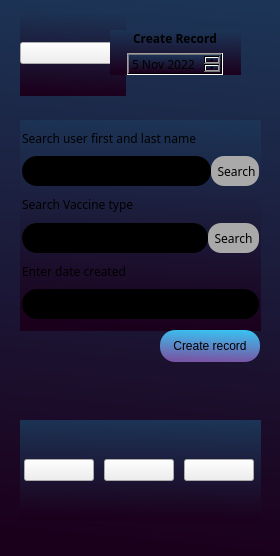
gagabon501/cs106-2, file MyCovidRecord/createrecord.ui: the form before one commit.
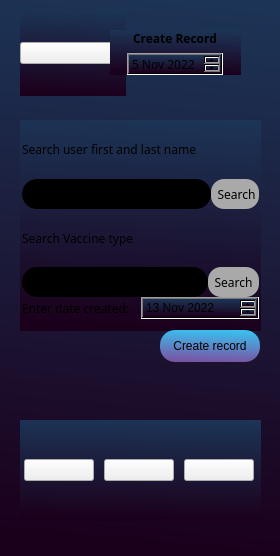
The form after the commit. Icons and pictures are not drawn.

Commit message: a few smaller edits here

What changed in the file:
```diff
--- a/MyCovidRecord/createrecord.ui
+++ b/MyCovidRecord/createrecord.ui
@@ -365,6 +365,8 @@
       </layout>
      </item>
      <item>
+      <layout class="QHBoxLayout" name="horizontalLayout_3">
+       <item>
       <widget class="QLabel" name="searchUserText_3">
        <property name="font">
         <font>
@@ -375,7 +377,7 @@
         <string notr="true">background-color: none;</string>
        </property>
        <property name="text">
-        <string>Enter date created</string>
+          <string>Enter date created:</string>
        </property>
        <property name="margin">
         <number>6</number>
@@ -383,18 +385,23 @@
       </widget>
      </item>
      <item>
-      <layout class="QHBoxLayout" name="horizontalLayout_3">
-       <item>
-        <widget class="QLineEdit" name="inputDateLine">
-         <property name="maximumSize">
-          <size>
-           <width>16777215</width>
-           <height>30</height>
-          </size>
+        <widget class="QDateEdit" name="dateEdit_2">
+         <property name="dateTime">
+          <datetime>
+           <hour>0</hour>
+           <minute>0</minute>
+           <second>0</second>
+           <year>2022</year>
+           <month>11</month>
+           <day>13</day>
+          </datetime>
          </property>
-         <property name="styleSheet">
-          <string notr="true">border-radius: 15px;
-background-color: #000;</string>
+         <property name="maximumTime">
+          <time>
+           <hour>11</hour>
+           <minute>59</minute>
+           <second>59</second>
+          </time>
          </property>
         </widget>
        </item>
```
Lines whose indentation alone changed are shown as unchanged. The commit also changes 3 other files.
